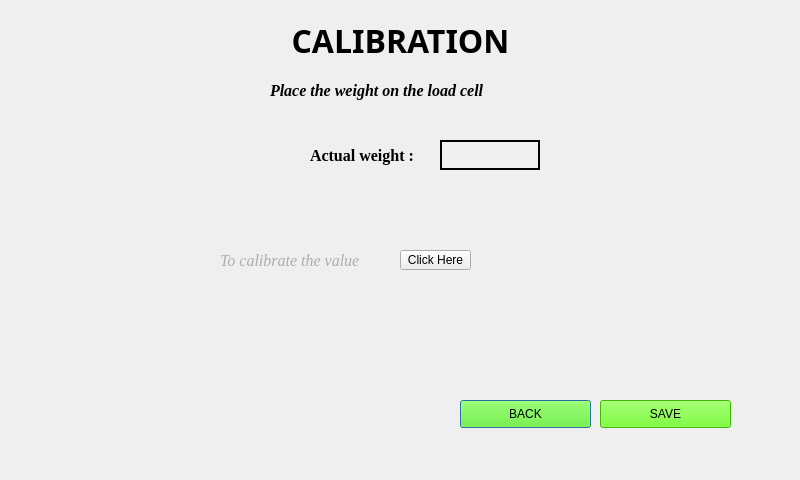
Qt form thirddialog.ui (maharaja1510/UI) before a commit.
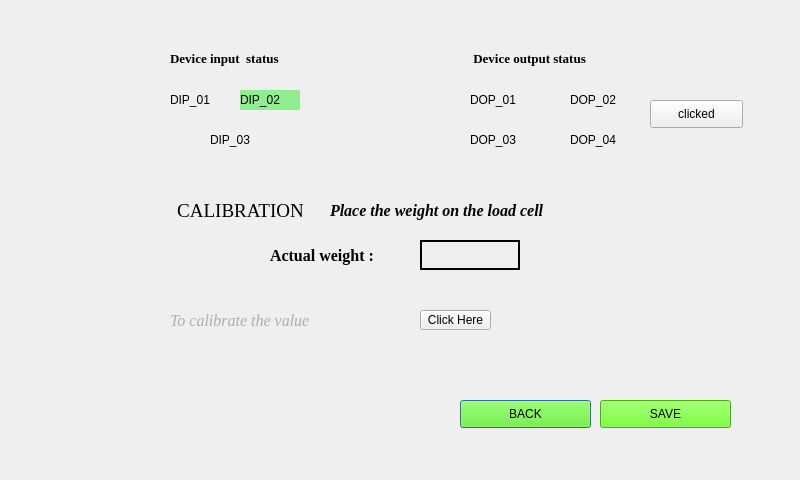
The same form after that commit.

```diff
--- a/thirddialog.ui
+++ b/thirddialog.ui
@@ -16,18 +16,18 @@
   <widget class="QLabel" name="label">
    <property name="geometry">
     <rect>
-     <x>140</x>
-     <y>10</y>
+     <x>-20</x>
+     <y>180</y>
      <width>521</width>
      <height>61</height>
     </rect>
    </property>
    <property name="font">
     <font>
-     <family>Microsoft JhengHei</family>
-     <pointsize>24</pointsize>
-     <weight>75</weight>
-     <bold>true</bold>
+     <family>Times New Roman</family>
+     <pointsize>14</pointsize>
+     <weight>50</weight>
+     <bold>false</bold>
     </font>
    </property>
    <property name="text">
@@ -40,8 +40,8 @@
   <widget class="QLabel" name="weightlabel">
    <property name="geometry">
     <rect>
-     <x>440</x>
-     <y>140</y>
+     <x>420</x>
+     <y>240</y>
      <width>100</width>
      <height>30</height>
     </rect>
@@ -100,8 +100,8 @@
   <widget class="QPushButton" name="clickherebutton">
    <property name="geometry">
     <rect>
-     <x>400</x>
-     <y>250</y>
+     <x>420</x>
+     <y>310</y>
      <width>71</width>
      <height>20</height>
     </rect>
@@ -113,8 +113,8 @@
   <widget class="QLabel" name="valuelabel">
    <property name="geometry">
     <rect>
-     <x>310</x>
-     <y>140</y>
+     <x>270</x>
+     <y>240</y>
      <width>200</width>
      <height>30</height>
     </rect>
@@ -137,8 +137,8 @@
   <widget class="QLabel" name="label_2">
    <property name="geometry">
     <rect>
-     <x>270</x>
-     <y>80</y>
+     <x>330</x>
+     <y>200</y>
      <width>311</width>
      <height>21</height>
     </rect>
@@ -159,9 +159,9 @@
   <widget class="QLabel" name="label_4">
    <property name="geometry">
     <rect>
-     <x>220</x>
-     <y>250</y>
-     <width>181</width>
+     <x>170</x>
+     <y>310</y>
+     <width>251</width>
      <height>20</height>
     </rect>
    </property>
@@ -179,6 +179,155 @@
     <string>To calibrate the value</string>
    </property>
   </widget>
+  <widget class="QLabel" name="op">
+   <property name="geometry">
+    <rect>
+     <x>470</x>
+     <y>50</y>
+     <width>161</width>
+     <height>16</height>
+    </rect>
+   </property>
+   <property name="font">
+    <font>
+     <family>Times New Roman</family>
+     <pointsize>10</pointsize>
+     <weight>75</weight>
+     <bold>true</bold>
+    </font>
+   </property>
+   <property name="text">
+    <string> Device output status </string>
+   </property>
+  </widget>
+  <widget class="QLabel" name="DOP1label">
+   <property name="geometry">
+    <rect>
+     <x>470</x>
+     <y>90</y>
+     <width>60</width>
+     <height>20</height>
+    </rect>
+   </property>
+   <property name="text">
+    <string>DOP_01</string>
+   </property>
+  </widget>
+  <widget class="QLabel" name="DOP2label">
+   <property name="geometry">
+    <rect>
+     <x>570</x>
+     <y>90</y>
+     <width>60</width>
+     <height>20</height>
+    </rect>
+   </property>
+   <property name="text">
+    <string>DOP_02</string>
+   </property>
+  </widget>
+  <widget class="QLabel" name="DOP3label">
+   <property name="geometry">
+    <rect>
+     <x>470</x>
+     <y>130</y>
+     <width>60</width>
+     <height>20</height>
+    </rect>
+   </property>
+   <property name="text">
+    <string>DOP_03</string>
+   </property>
+  </widget>
+  <widget class="QLabel" name="DOP4label">
+   <property name="geometry">
+    <rect>
+     <x>570</x>
+     <y>130</y>
+     <width>60</width>
+     <height>20</height>
+    </rect>
+   </property>
+   <property name="text">
+    <string>DOP_04</string>
+   </property>
+  </widget>
+  <widget class="QLabel" name="label_3">
+   <property name="geometry">
+    <rect>
+     <x>170</x>
+     <y>50</y>
+     <width>161</width>
+     <height>16</height>
+    </rect>
+   </property>
+   <property name="font">
+    <font>
+     <family>Times New Roman</family>
+     <pointsize>10</pointsize>
+     <weight>75</weight>
+     <bold>true</bold>
+    </font>
+   </property>
+   <property name="text">
+    <string>Device input  status</string>
+   </property>
+  </widget>
+  <widget class="QLabel" name="DIP2label">
+   <property name="geometry">
+    <rect>
+     <x>240</x>
+     <y>90</y>
+     <width>60</width>
+     <height>20</height>
+    </rect>
+   </property>
+   <property name="styleSheet">
+    <string notr="true">background-color: lightgreen;</string>
+   </property>
+   <property name="text">
+    <string>DIP_02</string>
+   </property>
+  </widget>
+  <widget class="QLabel" name="DIP3label">
+   <property name="geometry">
+    <rect>
+     <x>210</x>
+     <y>130</y>
+     <width>60</width>
+     <height>20</height>
+    </rect>
+   </property>
+   <property name="text">
+    <string>DIP_03</string>
+   </property>
+  </widget>
+  <widget class="QLabel" name="DIP1label">
+   <property name="geometry">
+    <rect>
+     <x>170</x>
+     <y>90</y>
+     <width>60</width>
+     <height>20</height>
+    </rect>
+   </property>
+   <property name="text">
+    <string>DIP_01</string>
+   </property>
+  </widget>
+  <widget class="QPushButton" name="clickedbutton">
+   <property name="geometry">
+    <rect>
+     <x>650</x>
+     <y>100</y>
+     <width>93</width>
+     <height>28</height>
+    </rect>
+   </property>
+   <property name="text">
+    <string>clicked</string>
+   </property>
+  </widget>
  </widget>
  <resources/>
  <connections/>
```
Left out of the diff: 2 changed lines with no effect on the pictures.
